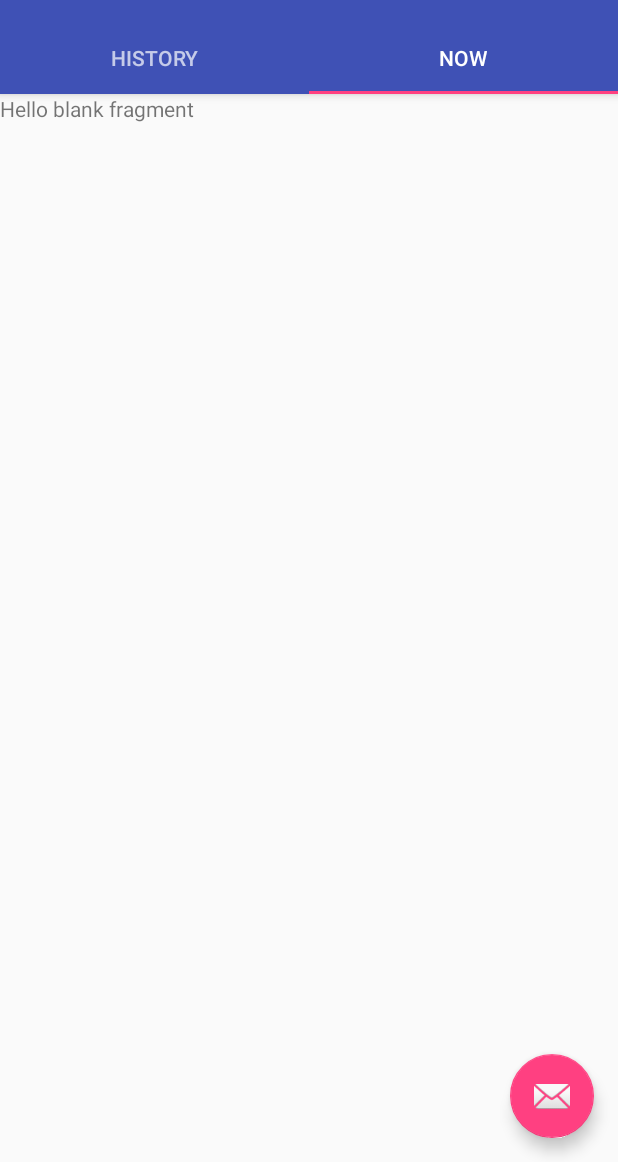
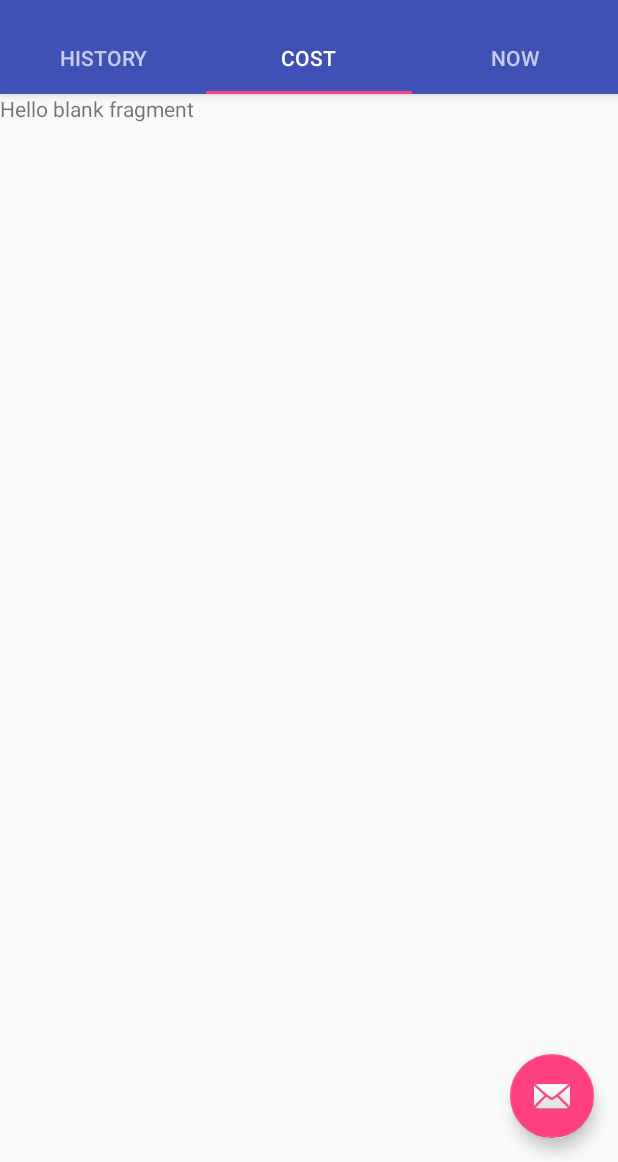
Before and after one commit to NadaAhmedAbdelKader/GraduationProject, an Android app: the screen it shows after launch (MainActivity), tab 2 chosen, on a phone screen of 412 x 824 dp, the part 74-1236 px from its top. Run offline under Robolectric (Android 15) with nearby library versions, the phone set to English and light mode, and no system bars.

Commit message:
added cost fragment

```diff
--- a/app/build.gradle
+++ b/app/build.gradle
@@ -33,4 +33,5 @@ dependencies {
 
 
 
+
 apply plugin: 'com.google.gms.google-services'
--- /dev/null
+++ b/app/src/main/java/com/switchak/switchak/CostFragment.java
@@ -0,0 +1,108 @@
+package com.switchak.switchak;
+
+import android.content.Context;
+import android.net.Uri;
+import android.os.Bundle;
+import android.support.v4.app.Fragment;
+import android.view.LayoutInflater;
+import android.view.View;
+import android.view.ViewGroup;
+
+
+/**
+ * A simple {@link Fragment} subclass.
+ * Activities that contain this fragment must implement the
+ * {@link CostFragment.OnFragmentInteractionListener} interface
+ * to handle interaction events.
+ * Use the {@link CostFragment#newInstance} factory method to
+ * create an instance of this fragment.
+ */
+public class CostFragment extends Fragment {
+    // TODO: Rename parameter arguments, choose names that match
+    // the fragment initialization parameters, e.g. ARG_ITEM_NUMBER
+    private static final String ARG_PARAM1 = "param1";
+    private static final String ARG_PARAM2 = "param2";
+
+    // TODO: Rename and change types of parameters
+    private String mParam1;
+    private String mParam2;
+
+    private OnFragmentInteractionListener mListener;
+
+    public CostFragment() {
+        // Required empty public constructor
+    }
+
+    /**
+     * Use this factory method to create a new instance of
+     * this fragment using the provided parameters.
+     *
+     * @param param1 Parameter 1.
+     * @param param2 Parameter 2.
+     * @return A new instance of fragment CostFragment.
+     */
+    // TODO: Rename and change types and number of parameters
+    public static CostFragment newInstance(String param1, String param2) {
+        CostFragment fragment = new CostFragment();
+        Bundle args = new Bundle();
+        args.putString(ARG_PARAM1, param1);
+        args.putString(ARG_PARAM2, param2);
+        fragment.setArguments(args);
+        return fragment;
+    }
+
+    @Override
+    public void onCreate(Bundle savedInstanceState) {
+        super.onCreate(savedInstanceState);
+        if (getArguments() != null) {
+            mParam1 = getArguments().getString(ARG_PARAM1);
+            mParam2 = getArguments().getString(ARG_PARAM2);
+        }
+    }
+
+    @Override
+    public View onCreateView(LayoutInflater inflater, ViewGroup container,
+                             Bundle savedInstanceState) {
+        // Inflate the layout for this fragment
+        return inflater.inflate(R.layout.fragment_cost, container, false);
+    }
+
+    // TODO: Rename method, update argument and hook method into UI event
+    public void onButtonPressed(Uri uri) {
+        if (mListener != null) {
+            mListener.onFragmentInteraction(uri);
+        }
+    }
+
+    @Override
+    public void onAttach(Context context) {
+        super.onAttach(context);
+        if (context instanceof OnFragmentInteractionListener) {
+            mListener = (OnFragmentInteractionListener) context;
+        } else {
+            throw new RuntimeException(context.toString()
+                    + " must implement OnFragmentInteractionListener");
+        }
+    }
+
+    @Override
+    public void onDetach() {
+        super.onDetach();
+        mListener = null;
+    }
+
+    /**
+     * This interface must be implemented by activities that contain this
+     * fragment to allow an interaction in this fragment to be communicated
+     * to the activity and potentially other fragments contained in that
+     * activity.
+     * <p>
+     * See the Android Training lesson <a href=
+     * "http://developer.android.com/training/basics/fragments/communicating.html"
+     * >Communicating with Other Fragments</a> for more information.
+     */
+    public interface OnFragmentInteractionListener {
+        // TODO: Update argument type and name
+        void onFragmentInteraction(Uri uri);
+    }
+}
--- a/app/src/main/java/com/switchak/switchak/MainActivity.java
+++ b/app/src/main/java/com/switchak/switchak/MainActivity.java
@@ -22,7 +22,8 @@ import android.widget.TextView;
 
 public class MainActivity extends AppCompatActivity
         implements HistoryFragment.OnFragmentInteractionListener,
-        NowFragment.OnFragmentInteractionListener {
+        NowFragment.OnFragmentInteractionListener,
+        CostFragment.OnFragmentInteractionListener{
 
     /**
      * The {@link android.support.v4.view.PagerAdapter} that will provide
@@ -114,6 +115,8 @@ public class MainActivity extends AppCompatActivity
                 case 0:
                     return new HistoryFragment();
                 case 1:
+                    return new CostFragment();
+                case 2:
                     return new NowFragment();
                 default:
                     return null;
@@ -123,7 +126,7 @@ public class MainActivity extends AppCompatActivity
         @Override
         public int getCount() {
             // Show 3 total pages.
-            return 2;
+            return 3;
         }
 
         @Override
@@ -132,6 +135,8 @@ public class MainActivity extends AppCompatActivity
                 case 0:
                     return "HISTORY";
                 case 1:
+                    return "Cost";
+                case 2:
                     return "NOW";
                 default:
                     return null;
--- a/app/src/main/res/layout/activity_main.xml
+++ b/app/src/main/res/layout/activity_main.xml
@@ -44,6 +44,12 @@
                 android:layout_height="wrap_content"
                 android:text="@string/tab_text_2" />
 
+            <android.support.design.widget.TabItem
+                android:id="@+id/tabItem3"
+                android:layout_width="wrap_content"
+                android:layout_height="wrap_content"
+                android:text="Tab3" />
+
         </android.support.design.widget.TabLayout>
     </android.support.design.widget.AppBarLayout>
 
--- /dev/null
+++ b/app/src/main/res/layout/fragment_cost.xml
@@ -0,0 +1,13 @@
+<FrameLayout xmlns:android="http://schemas.android.com/apk/res/android"
+    xmlns:tools="http://schemas.android.com/tools"
+    android:layout_width="match_parent"
+    android:layout_height="match_parent"
+    tools:context="com.switchak.switchak.CostFragment">
+
+    <!-- TODO: Update blank fragment layout -->
+    <TextView
+        android:layout_width="match_parent"
+        android:layout_height="match_parent"
+        android:text="@string/hello_blank_fragment" />
+
+</FrameLayout>
```
